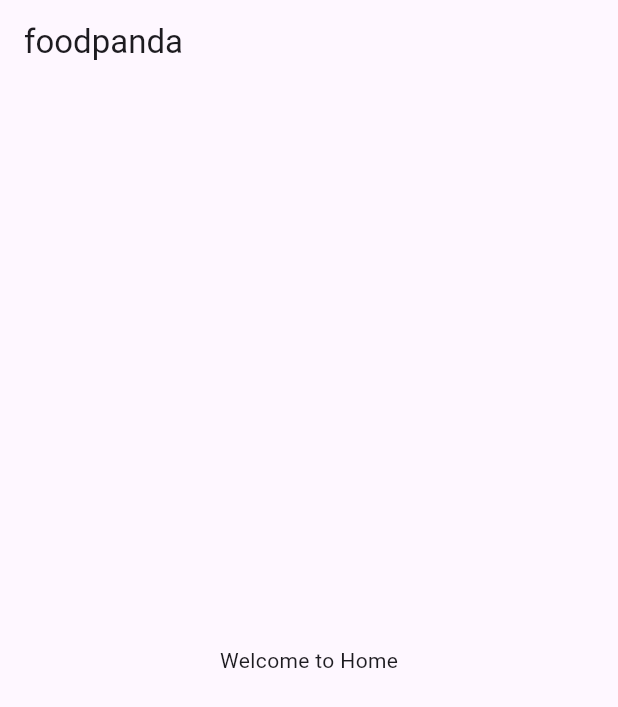
After one commit to DevNadimm/foodpanda_ui_clone, a Flutter app: the HomeScreen screen opened directly, on a phone screen of 412 x 824 dp. The commit adds this screen. Shown: the top 707 px of the screen. Run offline on Flutter 3.47's test engine with Material 3 defaults, Android fonts, the phone set to English and light mode, and no system bars.

Commit message:
Navigate to HomeScreen process done

```diff
--- /dev/null
+++ b/lib/screens/home_screen.dart
@@ -0,0 +1,22 @@
+import 'package:flutter/material.dart';
+
+class HomeScreen extends StatefulWidget {
+  const HomeScreen({super.key});
+
+  @override
+  State<HomeScreen> createState() => _HomeScreenState();
+}
+
+class _HomeScreenState extends State<HomeScreen> {
+  @override
+  Widget build(BuildContext context) {
+    return  Scaffold(
+      appBar: AppBar(
+        title: const Text('foodpanda'),
+      ),
+      body: const Center(
+        child: Text('Welcome to Home'),
+      ),
+    );
+  }
+}
```
Also changed, not shown: images/home_screen.dart (deleted, +0 -17 lines), lib/screens/password_screen.dart (+19 -14 lines).
